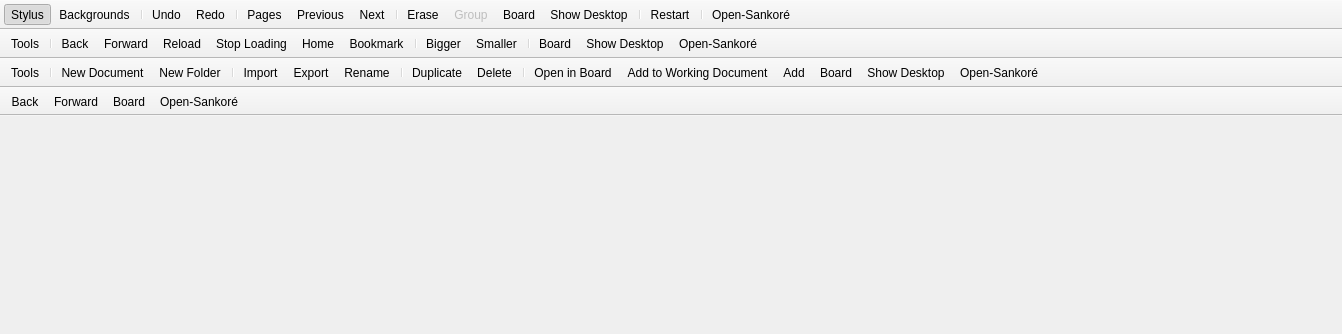
This is resources/forms/mainWindow.ui in Tonicminds/Sankore-3.1 as Qt 5 draws it before an edit. The edited form follows.
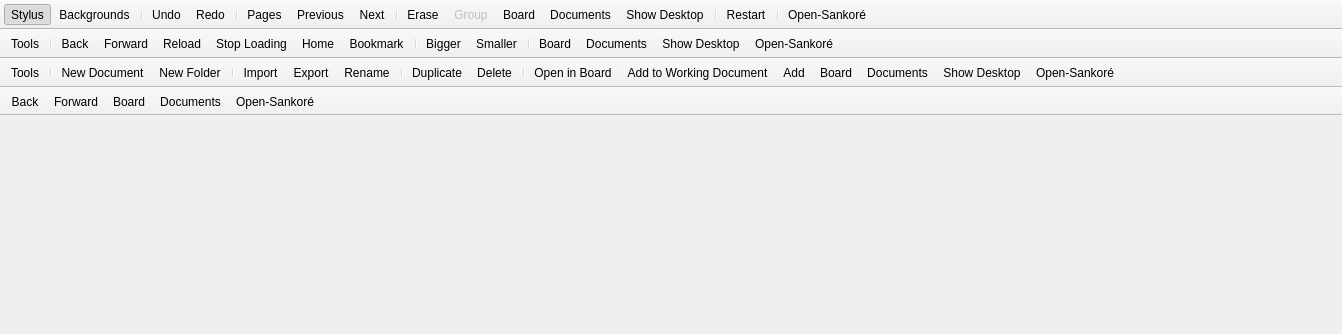
This is the edited form. Icons and pictures are not drawn.

Commit message: Quit & Documents

Diff of the .ui file:
```diff
--- a/resources/forms/mainWindow.ui
+++ b/resources/forms/mainWindow.ui
@@ -71,6 +71,7 @@
    <addaction name="actionErase"/>
    <addaction name="actionGroupItems"/>
    <addaction name="actionBoard"/>
+   <addaction name="actionDocument"/>
    <addaction name="actionDesktop"/>
    <addaction name="separator"/>
    <addaction name="actionRestart"/>
@@ -118,6 +119,7 @@
    <addaction name="actionWebSmaller"/>
    <addaction name="separator"/>
    <addaction name="actionBoard"/>
+   <addaction name="actionDocument"/>
    <addaction name="actionDesktop"/>
    <addaction name="actionMenu"/>
   </widget>
@@ -165,6 +167,7 @@
    <addaction name="actionAddToWorkingDocument"/>
    <addaction name="actionDocumentAdd"/>
    <addaction name="actionBoard"/>
+   <addaction name="actionDocument"/>
    <addaction name="actionDesktop"/>
    <addaction name="actionMenu"/>
   </widget>
@@ -202,6 +205,7 @@
    <addaction name="actionWebBack"/>
    <addaction name="actionWebForward"/>
    <addaction name="actionBoard"/>
+   <addaction name="actionDocument"/>
    <addaction name="actionMenu"/>
   </widget>
   <action name="actionStylus">
```
The commit also changes 1 other file.
